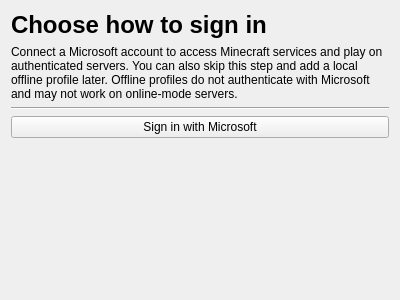
Old version of the form launcher/ui/setupwizard/LoginWizardPage.ui in the repository silsalkurainers-cmyk/Nexum.
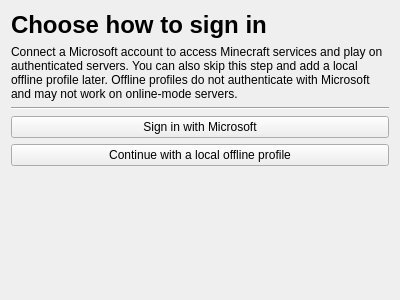
New version of the form.

Commit message: Add offline profile choice to setup screen

Patch:
```diff
--- a/launcher/ui/setupwizard/LoginWizardPage.ui
+++ b/launcher/ui/setupwizard/LoginWizardPage.ui
@@ -51,6 +51,16 @@
      </property>
     </widget>
    </item>
+   <item>
+    <widget class="QPushButton" name="offlineButton">
+     <property name="text">
+      <string>Continue with a local offline profile</string>
+     </property>
+     <property name="toolTip">
+      <string>No Microsoft account is required. Offline profiles may not be accepted by online-mode servers.</string>
+     </property>
+    </widget>
+   </item>
    <item>
     <spacer name="verticalSpacer">
      <property name="orientation">
```
